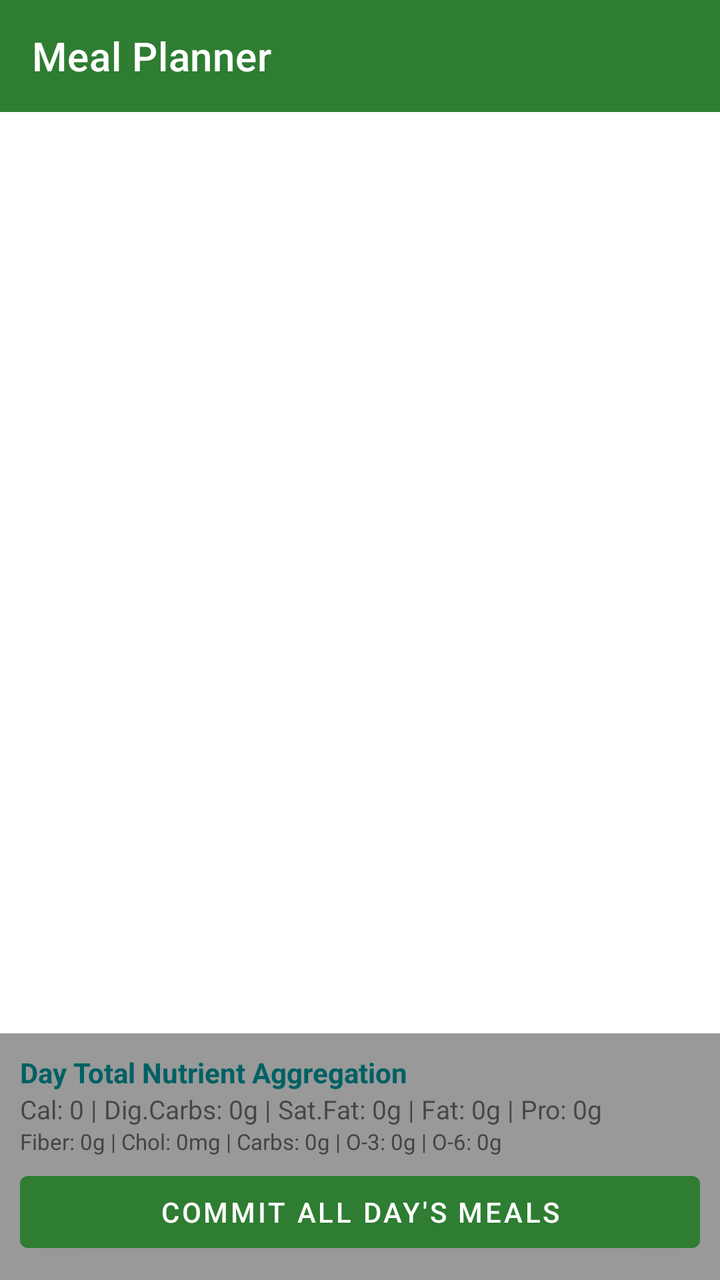
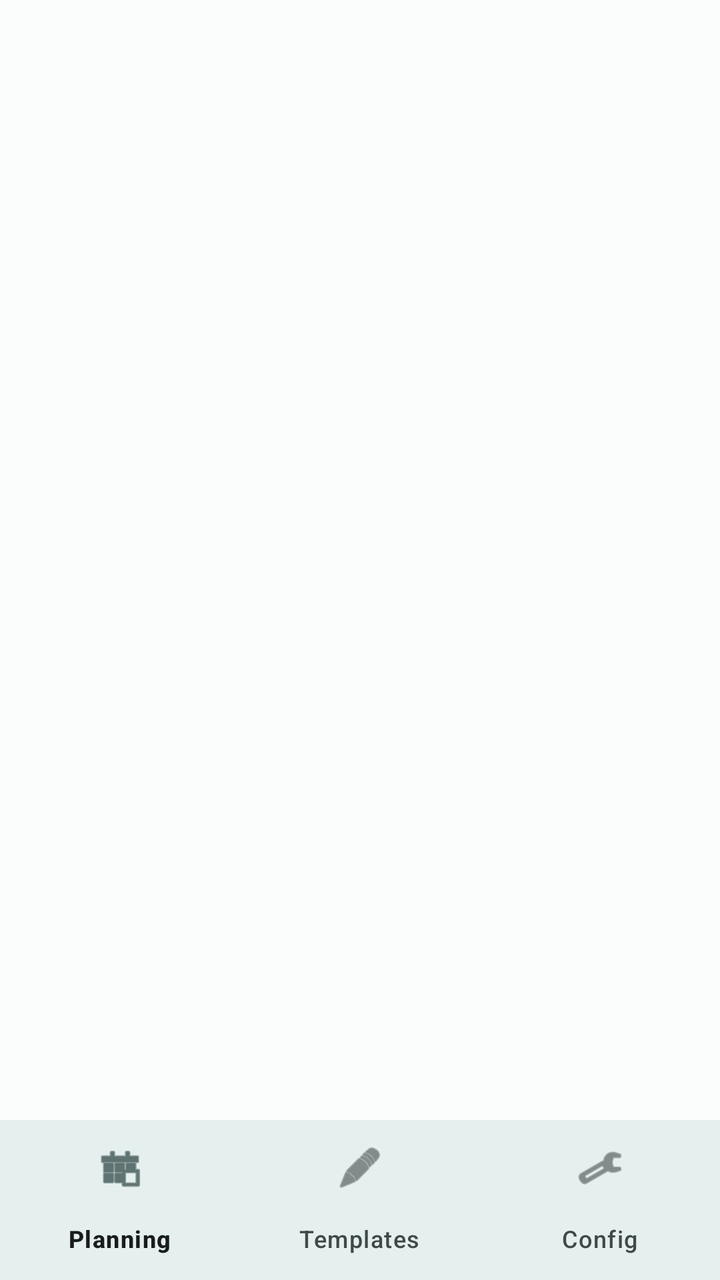

Screens rendered from an Android XML layout before and after an edit, with the pre-edit source and the edit as a unified diff.
<!-- AndroidManifest.xml: application theme Theme.ActivityTracker -->
<!-- res/layout/activity_main.xml -->
<?xml version="1.0" encoding="utf-8"?>
<LinearLayout xmlns:android="http://schemas.android.com/apk/res/android"
    xmlns:app="http://schemas.android.com/apk/res-auto"
    android:id="@+id/main_root"
    android:layout_width="match_parent"
    android:layout_height="match_parent"
    android:orientation="vertical">

    <com.google.android.material.appbar.MaterialToolbar
        android:id="@+id/toolbar"
        android:layout_width="match_parent"
        android:layout_height="?attr/actionBarSize"
        android:background="?attr/colorPrimary"
        app:titleTextColor="@android:color/white"
        app:title="Meal Planner" />

    <com.google.android.material.tabs.TabLayout
        android:id="@+id/tabLayout"
        android:layout_width="match_parent"
        android:layout_height="wrap_content"
        app:tabMode="scrollable" />

    <androidx.viewpager2.widget.ViewPager2
        android:id="@+id/viewPager"
        android:layout_width="match_parent"
        android:layout_height="0dp"
        android:layout_weight="1" />

    
    <LinearLayout
        android:layout_width="match_parent"
        android:layout_height="wrap_content"
        android:orientation="vertical"
        android:padding="10dp"
        android:background="#999999">

        <TextView
            android:layout_width="wrap_content"
            android:layout_height="wrap_content"
            android:text="Day Total Nutrient Aggregation"
            android:textStyle="bold"
            android:textColor="#006064" />

        <TextView
            android:id="@+id/textDayPrimaryNutrients"
            android:layout_width="match_parent"
            android:layout_height="wrap_content"
            android:text="Cal: 0 | Dig.Carbs: 0g | Sat.Fat: 0g | Fat: 0g | Pro: 0g"
            android:textSize="13sp" />

        <TextView
            android:id="@+id/textDaySecondaryNutrients"
            android:layout_width="match_parent"
            android:layout_height="wrap_content"
            android:text="Fiber: 0g | Chol: 0mg | Carbs: 0g | O-3: 0g | O-6: 0g"
            android:textSize="11sp"
            android:textColor="#444444" />

        <Button
            android:id="@+id/btnCommitDay"
            android:layout_width="match_parent"
            android:layout_height="wrap_content"
            android:text="Commit All Day's Meals"
            android:layout_marginTop="4dp" />
    </LinearLayout>

</LinearLayout>
<!-- resources referenced by this layout -->
<resources>
  <style name="Theme.ActivityTracker" parent="Theme.MaterialComponents.DayNight.NoActionBar">
          <item name="colorPrimary">#2E7D32</item>
          <item name="colorPrimaryVariant">#1B5E20</item>
          <item name="colorOnPrimary">#FFFFFF</item>
      </style>
</resources>

<!-- the commit's change to res/layout/activity_main.xml (unified diff, before → after) -->
@@ -1,67 +1,27 @@
 <?xml version="1.0" encoding="utf-8"?>
-<LinearLayout xmlns:android="http://schemas.android.com/apk/res/android"
+<androidx.coordinatorlayout.widget.CoordinatorLayout
+    xmlns:android="http://schemas.android.com/apk/res/android"
     xmlns:app="http://schemas.android.com/apk/res-auto"
-    android:id="@+id/main_root"
+    android:id="@+id/root_layout"
     android:layout_width="match_parent"
-    android:layout_height="match_parent"
-    android:orientation="vertical">
+    android:layout_height="match_parent">
 
-    <com.google.android.material.appbar.MaterialToolbar
-        android:id="@+id/toolbar"
-        android:layout_width="match_parent"
-        android:layout_height="?attr/actionBarSize"
-        android:background="?attr/colorPrimary"
-        app:titleTextColor="@android:color/white"
-        app:title="Meal Planner" />
-
-    <com.google.android.material.tabs.TabLayout
-        android:id="@+id/tabLayout"
-        android:layout_width="match_parent"
-        android:layout_height="wrap_content"
-        app:tabMode="scrollable" />
-
-    <androidx.viewpager2.widget.ViewPager2
-        android:id="@+id/viewPager"
-        android:layout_width="match_parent"
-        android:layout_height="0dp"
-        android:layout_weight="1" />
-
-    
     <LinearLayout
         android:layout_width="match_parent"
-        android:layout_height="wrap_content"
-        android:orientation="vertical"
-        android:padding="10dp"
-        android:background="#999999">
+        android:layout_height="match_parent"
+        android:orientation="vertical">
 
-        <TextView
-            android:layout_width="wrap_content"
-            android:layout_height="wrap_content"
-            android:text="Day Total Nutrient Aggregation"
-            android:textStyle="bold"
-            android:textColor="#006064" />
+        <FrameLayout
+            android:id="@+id/fragment_container"
+            android:layout_width="match_parent"
+            android:layout_height="0dp"
+            android:layout_weight="1" />
 
-        <TextView
-            android:id="@+id/textDayPrimaryNutrients"
+        <com.google.android.material.bottomnavigation.BottomNavigationView
+            android:id="@+id/bottom_navigation"
             android:layout_width="match_parent"
             android:layout_height="wrap_content"
-            android:text="Cal: 0 | Dig.Carbs: 0g | Sat.Fat: 0g | Fat: 0g | Pro: 0g"
-            android:textSize="13sp" />
-
-        <TextView
-            android:id="@+id/textDaySecondaryNutrients"
-            android:layout_width="match_parent"
-            android:layout_height="wrap_content"
-            android:text="Fiber: 0g | Chol: 0mg | Carbs: 0g | O-3: 0g | O-6: 0g"
-            android:textSize="11sp"
-            android:textColor="#444444" />
-
-        <Button
-            android:id="@+id/btnCommitDay"
-            android:layout_width="match_parent"
-            android:layout_height="wrap_content"
-            android:text="Commit All Day's Meals"
-            android:layout_marginTop="4dp" />
+            android:background="?attr/colorSurface"
+            app:menu="@menu/bottom_nav_menu" />
     </LinearLayout>
-
-</LinearLayout>
+</androidx.coordinatorlayout.widget.CoordinatorLayout>
<!-- resource entries referenced after the edit -->
@@ -1,9 +1,32 @@
 <!-- resources referenced by this layout -->
 <resources>
-  <style name="Theme.ActivityTracker" parent="Theme.MaterialComponents.DayNight.NoActionBar">
-          <item name="colorPrimary">#2E7D32</item>
-          <item name="colorPrimaryVariant">#1B5E20</item>
-          <item name="colorOnPrimary">#FFFFFF</item>
+  <style name="Theme.ActivityTracker" parent="Theme.Material3.DayNight.NoActionBar">
+          <item name="colorPrimary">@color/md_theme_primary</item>
+          <item name="colorOnPrimary">@color/md_theme_onPrimary</item>
+          <item name="colorPrimaryContainer">@color/md_theme_primaryContainer</item>
+          <item name="colorOnPrimaryContainer">@color/md_theme_onPrimaryContainer</item>
+          <item name="colorSecondary">@color/md_theme_secondary</item>
+          <item name="colorOnSecondary">@color/md_theme_onSecondary</item>
+          <item name="colorSecondaryContainer">@color/md_theme_secondaryContainer</item>
+          <item name="colorOnSecondaryContainer">@color/md_theme_onSecondaryContainer</item>
+          <item name="android:colorBackground">@color/md_theme_background</item>
+          <item name="colorSurface">@color/md_theme_surface</item>
+          <item name="colorOnSurface">@color/md_theme_onSurface</item>
+          <item name="colorSurfaceVariant">@color/md_theme_surfaceVariant</item>
+          <item name="colorOnSurfaceVariant">@color/md_theme_onSurfaceVariant</item>
       </style>
+  <color name="md_theme_primary">#006A67</color>
+  <color name="md_theme_onPrimary">#FFFFFF</color>
+  <color name="md_theme_primaryContainer">#70F7F2</color>
+  <color name="md_theme_onPrimaryContainer">#00201F</color>
+  <color name="md_theme_secondary">#4A6362</color>
+  <color name="md_theme_onSecondary">#FFFFFF</color>
+  <color name="md_theme_secondaryContainer">#CCE8E6</color>
+  <color name="md_theme_onSecondaryContainer">#051F1E</color>
+  <color name="md_theme_background">#FAFDFB</color>
+  <color name="md_theme_surface">#FAFDFB</color>
+  <color name="md_theme_onSurface">#191C1C</color>
+  <color name="md_theme_surfaceVariant">#DAE5E4</color>
+  <color name="md_theme_onSurfaceVariant">#3F4948</color>
 </resources>
 
